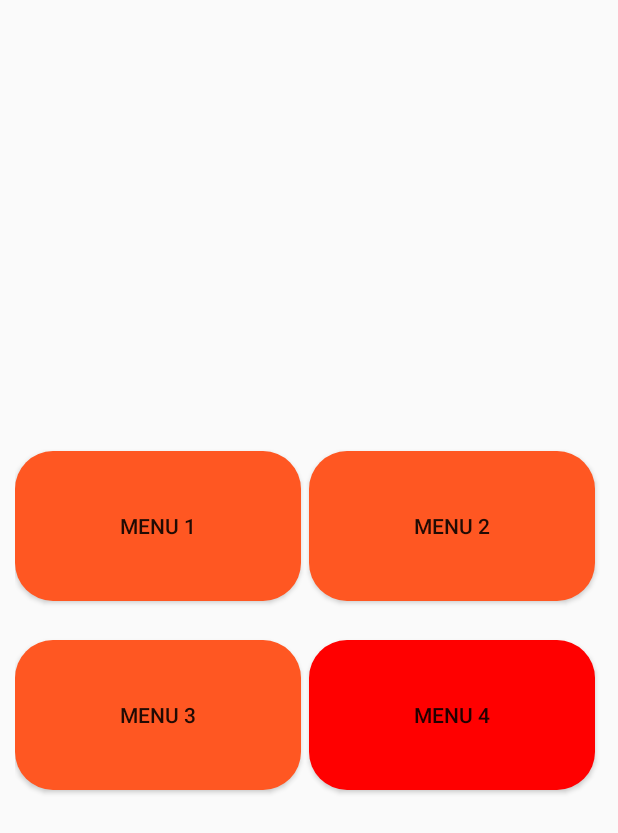
After one commit to Bekzat23/lesson6_registForm, an Android app: the layout active_menu_activity.xml on its own in the app's theme, with its tools: preview values and no code run, on a phone screen of 412 x 824 dp. The commit adds this screen. Shown: the top 833 px of the screen. Run offline under Robolectric (Android 15) with nearby library versions, the phone set to English and light mode, and no system bars.

Commit message:
'not_finished'

```diff
--- /dev/null
+++ b/app/src/main/java/com/example/myapplication/menu_activity1.java
@@ -0,0 +1,4 @@
+package com.example.myapplication;
+
+public class menu_activity1 {
+}
--- /dev/null
+++ b/app/src/main/java/com/example/myapplication/menu_activity2.java
@@ -0,0 +1,4 @@
+package com.example.myapplication;
+
+public class menu_activity2 {
+}
--- /dev/null
+++ b/app/src/main/java/com/example/myapplication/menu_activity3.java
@@ -0,0 +1,4 @@
+package com.example.myapplication;
+
+public class menu_activity3 {
+}
--- /dev/null
+++ b/app/src/main/java/com/example/myapplication/menu_activity4.java
@@ -0,0 +1,4 @@
+package com.example.myapplication;
+
+public class menu_activity4 {
+}
--- a/app/src/main/res/drawable/button_rounded.xml
+++ b/app/src/main/res/drawable/button_rounded.xml
@@ -6,5 +6,4 @@
         android:color="@color/red"/>
     <corners
         android:radius="25dp"/>
-
 </shape>
--- /dev/null
+++ b/app/src/main/res/layout/active_menu_activity.xml
@@ -0,0 +1,49 @@
+<?xml version="1.0" encoding="utf-8"?>
+<LinearLayout xmlns:android="http://schemas.android.com/apk/res/android"
+    xmlns:tools="http://schemas.android.com/tools"
+    android:layout_width="wrap_content"
+    android:layout_height="wrap_content"
+    android:layout_gravity="center"
+    android:layout_marginLeft="10dp"
+    android:layout_marginRight="10dp"
+    android:orientation="vertical">
+
+    <LinearLayout
+        android:layout_width="392dp"
+        android:layout_height="116dp"
+        android:layout_marginBottom="10dp"
+        android:orientation="horizontal">
+
+        <Button
+            android:id="@+id/btnMenu1"
+            style="@style/menu_button_style"
+            android:background="@drawable/button_rounded"
+            android:text="Menu 1" />
+
+        <Button
+            android:id="@+id/btnMenu2"
+            style="@style/menu_button_style"
+            android:background="@drawable/button_rounded"
+            android:text="Menu 2" />
+
+    </LinearLayout>
+
+    <LinearLayout
+        android:layout_width="392dp"
+        android:layout_height="116dp"
+        android:orientation="horizontal">
+
+        <Button
+            android:id="@+id/btnMenu3"
+            style="@style/menu_button_style"
+            android:background="@drawable/button_rounded"
+            android:text="Menu 3" />
+
+        <Button
+            android:id="@+id/btnMenu4"
+            style="@style/menu_button_style"
+            android:background="@drawable/button_rounded"
+            android:backgroundTint="@color/red"
+            android:text="Menu 4" />
+    </LinearLayout>
+</LinearLayout>
--- /dev/null
+++ b/app/src/main/res/values/styles.xml
@@ -0,0 +1,16 @@
+<?xml version="1.0" encoding="utf-8"?>
+<resources>
+    <style name="AppTheme" parent="Theme.AppCompat.Light.DarkActionBar">
+
+    </style>
+
+    <style name="menu_button_style">
+        <item name="android:layout_width">100dp</item>
+        <item name="android:layout_height">100dp</item>
+        <item name="android:layout_weight">1</item>
+        <item name="android:backgroundTint">@color/orange</item>
+        <item name="android:layout_marginRight">5dp</item>
+        <item name="android:layout_marginTop">10dp</item>
+    </style>
+
+</resources>
```
Also changed, not shown: app/src/main/AndroidManifest.xml (+13 -3 lines), app/src/main/java/com/example/myapplication/menu_activity.java (added, +45 -0 lines).
